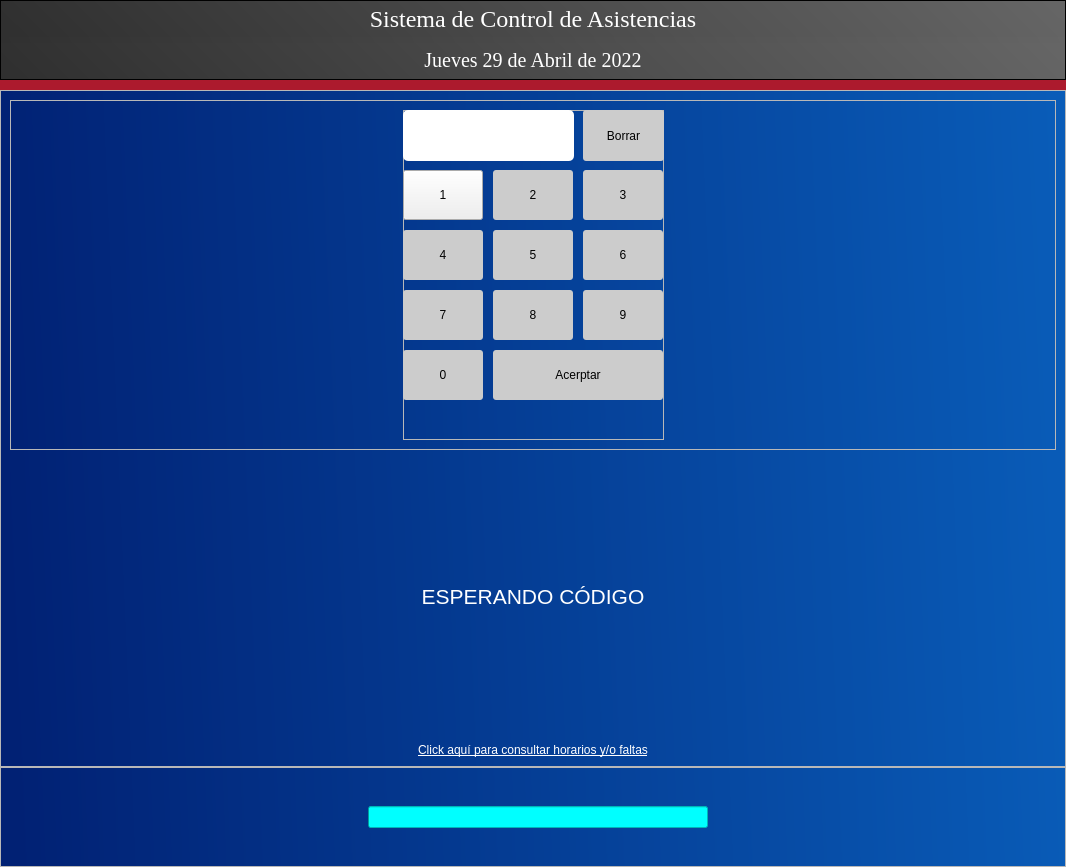
Qt form Login.ui (Minato97/Sica2_pruebas) before a commit.
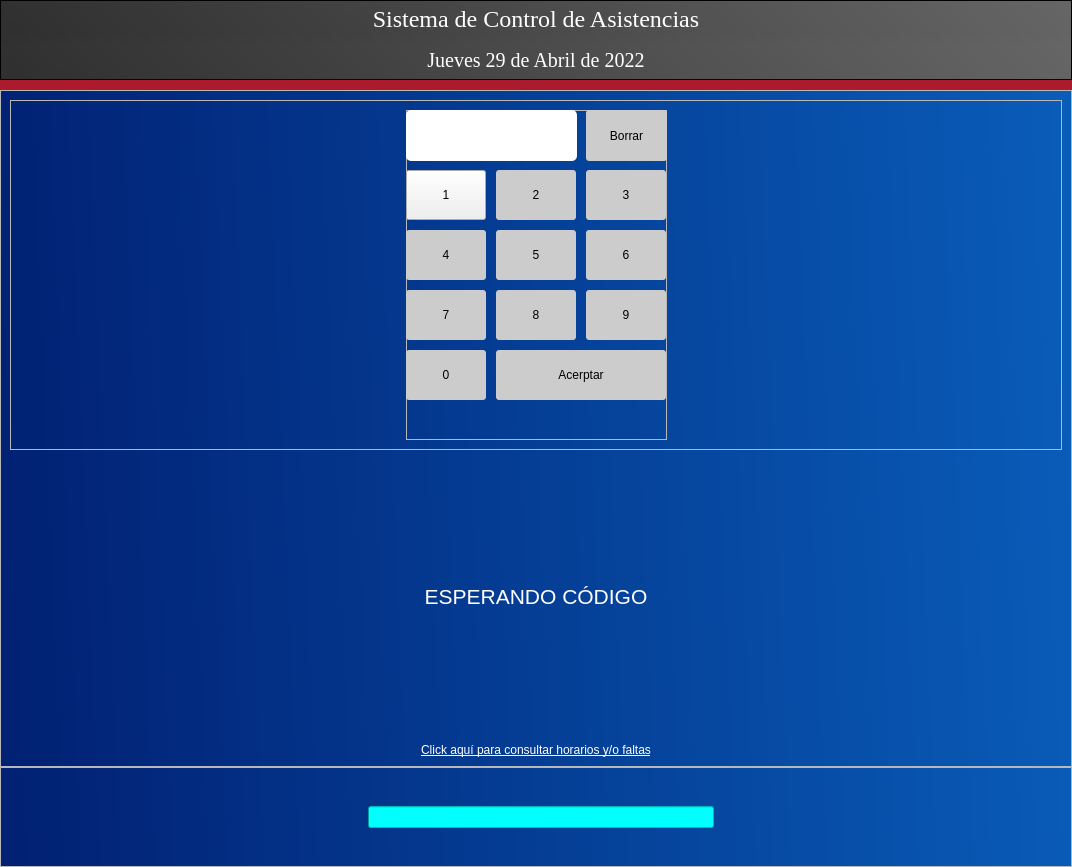
The same form after that commit.

Diff of the .ui file:
```diff
--- a/Login.ui
+++ b/Login.ui
@@ -6,7 +6,7 @@
    <rect>
     <x>0</x>
     <y>0</y>
-    <width>1066</width>
+    <width>1072</width>
     <height>867</height>
    </rect>
   </property>
@@ -202,20 +202,7 @@
           <enum>QFrame::Raised</enum>
          </property>
          <layout class="QGridLayout" name="gridLayout">
-          <item row="0" column="0">
-           <spacer name="horizontalSpacer">
-            <property name="orientation">
-             <enum>Qt::Horizontal</enum>
-            </property>
-            <property name="sizeHint" stdset="0">
-             <size>
-              <width>378</width>
-              <height>20</height>
-             </size>
-            </property>
-           </spacer>
-          </item>
-          <item row="0" column="1">
+          <item row="0" column="3">
            <widget class="QFrame" name="frame_5">
             <property name="minimumSize">
              <size>
@@ -703,7 +690,20 @@
             </widget>
            </widget>
           </item>
-          <item row="0" column="2">
+          <item row="0" column="1">
+           <spacer name="horizontalSpacer">
+            <property name="orientation">
+             <enum>Qt::Horizontal</enum>
+            </property>
+            <property name="sizeHint" stdset="0">
+             <size>
+              <width>378</width>
+              <height>20</height>
+             </size>
+            </property>
+           </spacer>
+          </item>
+          <item row="0" column="4">
            <spacer name="horizontalSpacer_2">
             <property name="orientation">
              <enum>Qt::Horizontal</enum>
@@ -797,7 +797,7 @@
           <bool>true</bool>
          </property>
          <property name="autoFillBackground">
-          <bool>true</bool>
+          <bool>false</bool>
          </property>
          <property name="styleSheet">
           <string notr="true">background-color: rgb(0, 255, 255);</string>
```
Left out of the diff: 1 changed line with no effect on the pictures.
